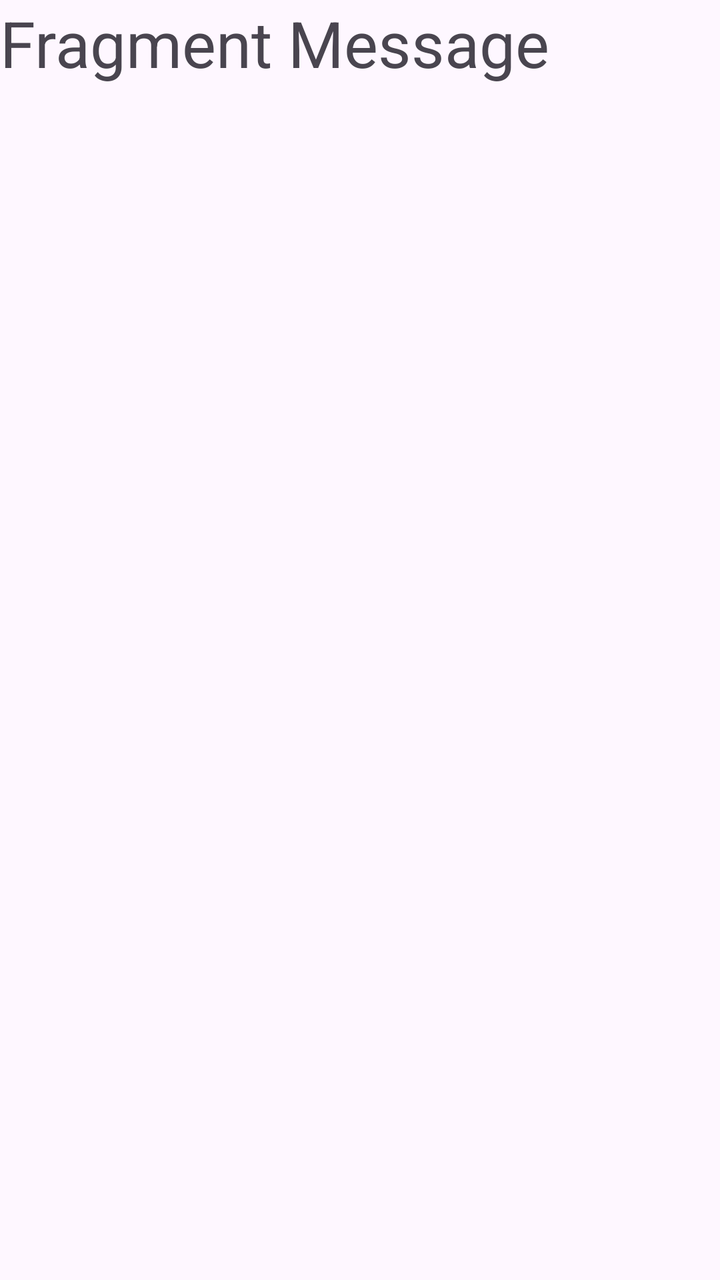
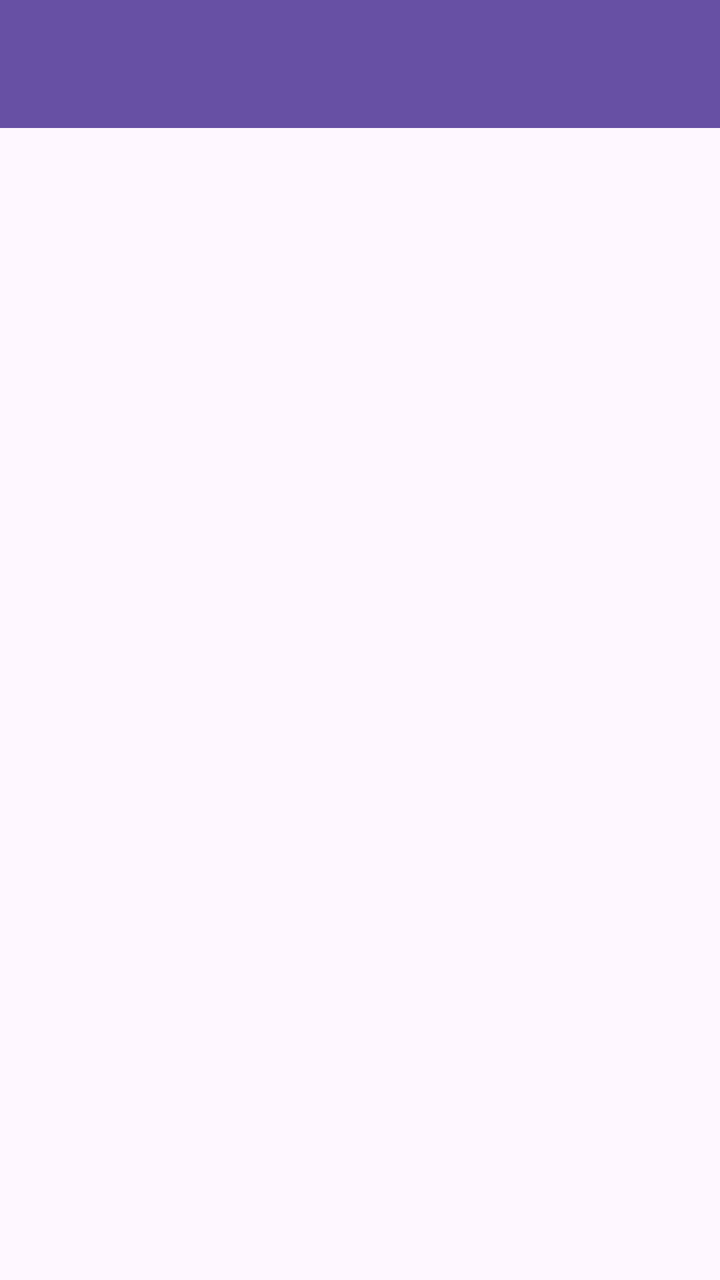

Compare the two renders of this Android layout. The source of the first and the diff that turns it into the second are given below.
<!-- AndroidManifest.xml: application theme Theme.NaailaApps -->
<!-- res/layout/fragment_message.xml -->
<?xml version="1.0" encoding="utf-8"?>
<FrameLayout xmlns:android="http://schemas.android.com/apk/res/android"
    xmlns:tools="http://schemas.android.com/tools"
    android:layout_width="match_parent"
    android:layout_height="match_parent"
    tools:context=".Message.MessageFragment">

    
    <TextView
        android:layout_width="match_parent"
        android:layout_height="match_parent"
        android:text="Fragment Message"
        android:textSize="32sp" />

</FrameLayout>
<!-- resources referenced by this layout -->
<resources>
  <style name="Theme.NaailaApps" parent="Base.Theme.NaailaApps" />
  <style name="Base.Theme.NaailaApps" parent="Theme.Material3.DayNight.NoActionBar">
          
          
      </style>
</resources>

<!-- the commit's change to res/layout/fragment_message.xml (unified diff, before → after) -->
@@ -1,6 +1,7 @@
 <?xml version="1.0" encoding="utf-8"?>
-<FrameLayout xmlns:android="http://schemas.android.com/apk/res/android"
+<androidx.coordinatorlayout.widget.CoordinatorLayout xmlns:android="http://schemas.android.com/apk/res/android"
     xmlns:tools="http://schemas.android.com/tools"
+    xmlns:app="http://schemas.android.com/apk/res-auto"
     android:layout_width="match_parent"
     android:layout_height="match_parent"
     tools:context=".Message.MessageFragment">
@@ -10,6 +11,28 @@
         android:layout_width="match_parent"
         android:layout_height="match_parent"
         android:text="Fragment Message"
-        android:textSize="32sp" />
+        android:textSize="32sp"/>
 
-</FrameLayout>
+    <com.google.android.material.appbar.AppBarLayout
+        android:id="@+id/appBarLayout"
+        android:layout_width="match_parent"
+        android:layout_height="wrap_content"
+        android:theme="@style/ThemeOverlay.AppCompat.Dark.ActionBar">
+
+        <androidx.appcompat.widget.Toolbar
+            android:id="@+id/toolbar"
+            android:layout_width="match_parent"
+            android:layout_height="?attr/actionBarSize"
+            android:background="?attr/colorPrimary"
+            app:layout_scrollFlags="scroll|enterAlways"
+            app:titleTextColor="@android:color/white" />
+
+    </com.google.android.material.appbar.AppBarLayout>
+
+    <ListView
+        android:id="@+id/listMessageItems"
+        android:layout_width="match_parent"
+        android:layout_height="match_parent"
+        app:layout_behavior="@string/appbar_scrolling_view_behavior" />
+
+</androidx.coordinatorlayout.widget.CoordinatorLayout>
